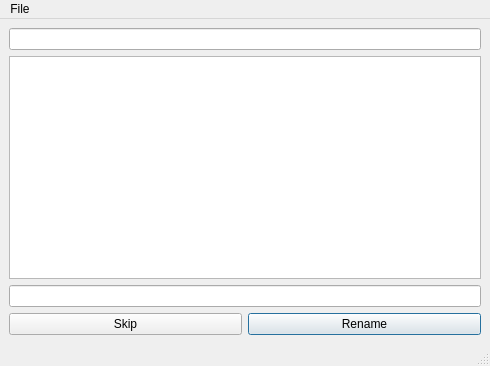
Above: MainWindow.ui from scotchi/dreamnamer before the change. Below: the same form after it.
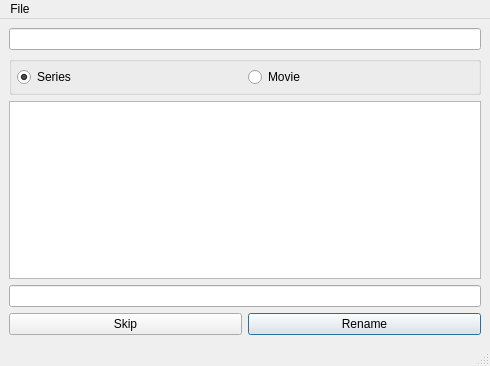
That is the form after the change.

Commit message: Index movie titles, automatically switch between movie and series modes

What changed in the file:
```diff
--- a/MainWindow.ui
+++ b/MainWindow.ui
@@ -28,6 +28,44 @@
       </property>
      </widget>
     </item>
+    <item>
+     <widget class="QGroupBox" name="groupBox">
+      <property name="title">
+       <string/>
+      </property>
+      <layout class="QHBoxLayout" name="horizontalLayout_2">
+       <property name="leftMargin">
+        <number>5</number>
+       </property>
+       <property name="topMargin">
+        <number>5</number>
+       </property>
+       <property name="rightMargin">
+        <number>5</number>
+       </property>
+       <property name="bottomMargin">
+        <number>5</number>
+       </property>
+       <item>
+        <widget class="QRadioButton" name="seriesButton">
+         <property name="text">
+          <string>Series</string>
+         </property>
+         <property name="checked">
+          <bool>true</bool>
+         </property>
+        </widget>
+       </item>
+       <item>
+        <widget class="QRadioButton" name="movieButton">
+         <property name="text">
+          <string>Movie</string>
+         </property>
+        </widget>
+       </item>
+      </layout>
+     </widget>
+    </item>
     <item>
      <widget class="QListWidget" name="seriesListWidget"/>
     </item>
```
The commit also changes 4 other files.
